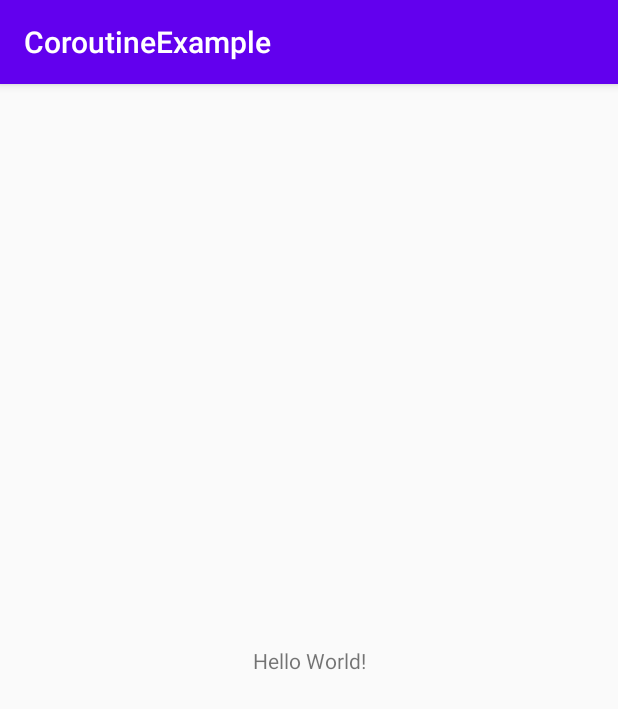
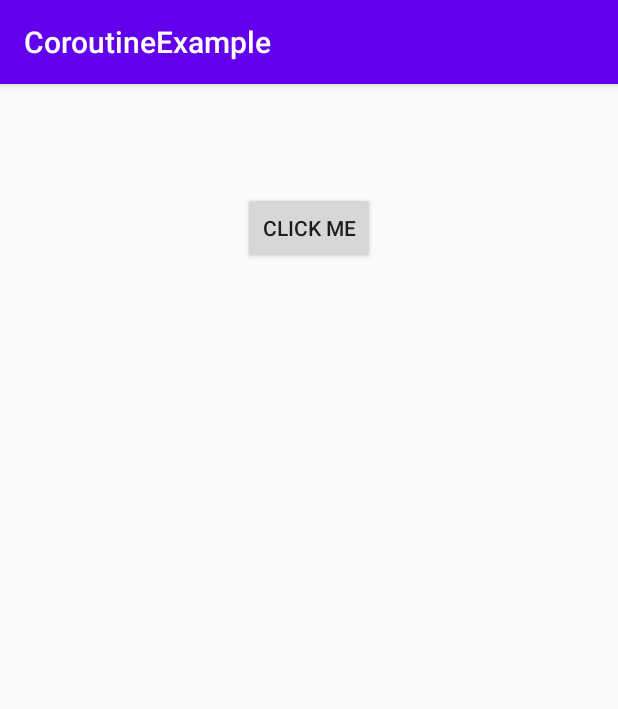
Before and after one commit to MikeHyungiLee/CoroutineExample, an Android app: the screen it shows after launch (MainActivity), on a phone screen of 412 x 824 dp. Shown: the top 709 px of the screen. Run offline under Robolectric (Android 15) with nearby library versions, the phone set to English and light mode, and no system bars.

```diff
--- a/app/build.gradle
+++ b/app/build.gradle
@@ -34,4 +34,9 @@ dependencies {
     testImplementation 'junit:junit:4.12'
     androidTestImplementation 'androidx.test.ext:junit:1.1.1'
     androidTestImplementation 'androidx.test.espresso:espresso-core:3.2.0'
+
+    def coroutines_version = "1.2.1"
+    implementation "org.jetbrains.kotlinx:kotlinx-coroutines-core:$coroutines_version"
+    implementation "org.jetbrains.kotlinx:kotlinx-coroutines-android:$coroutines_version"
+
 }
--- a/app/src/main/res/layout/activity_main.xml
+++ b/app/src/main/res/layout/activity_main.xml
@@ -1,18 +1,32 @@
 <?xml version="1.0" encoding="utf-8"?>
-<androidx.constraintlayout.widget.ConstraintLayout xmlns:android="http://schemas.android.com/apk/res/android"
+<androidx.constraintlayout.widget.ConstraintLayout
+    xmlns:android="http://schemas.android.com/apk/res/android"
+    xmlns:tools="http://schemas.android.com/tools"
     xmlns:app="http://schemas.android.com/apk/res-auto"
-    xmlns:tools="http://schemas.android.com/tools"
     android:layout_width="match_parent"
     android:layout_height="match_parent"
     tools:context=".MainActivity">
 
+    <Button
+        android:layout_width="wrap_content"
+        android:layout_height="wrap_content"
+        android:text="Click me"
+        app:layout_constraintBottom_toBottomOf="parent"
+        app:layout_constraintLeft_toLeftOf="parent"
+        app:layout_constraintRight_toRightOf="parent"
+        app:layout_constraintTop_toTopOf="parent"
+        app:layout_constraintVertical_bias=".1"
+        android:id="@+id/button"
+        />
+
     <TextView
         android:layout_width="wrap_content"
         android:layout_height="wrap_content"
-        android:text="Hello World!"
         app:layout_constraintBottom_toBottomOf="parent"
         app:layout_constraintLeft_toLeftOf="parent"
         app:layout_constraintRight_toRightOf="parent"
-        app:layout_constraintTop_toTopOf="parent" />
+        app:layout_constraintTop_toBottomOf="@+id/button"
+        android:id="@+id/text"
+        />
 
 </androidx.constraintlayout.widget.ConstraintLayout>
```
Also changed, not shown: app/src/main/java/com/hyungilee/coroutineexample/MainActivity.kt (+65 -0 lines).
